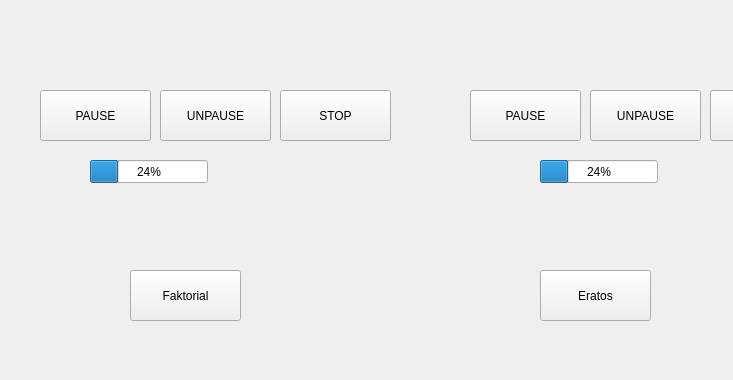
First picture: the form in mainwindow.ui, repository filipmiskarik/multithrads, before the edit; both pictures show x 0 to 733 and y 0 to 380 of the 834 by 600 pixel window.
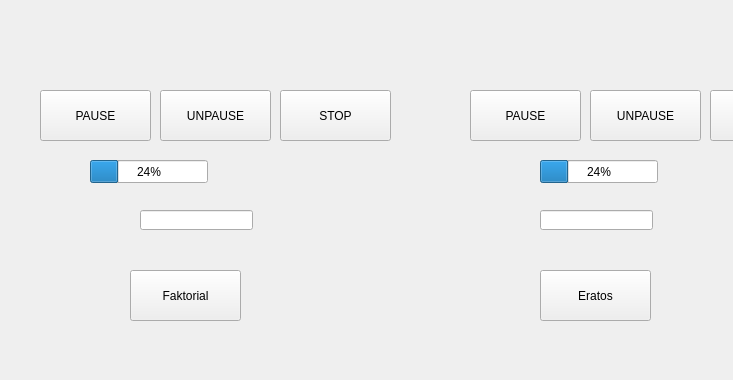
Second picture: the form after the edit.

```diff
--- a/mainwindow.ui
+++ b/mainwindow.ui
@@ -170,6 +170,26 @@
      <string>Otevri vysledky</string>
     </property>
    </widget>
+   <widget class="QLineEdit" name="lineEditFact">
+    <property name="geometry">
+     <rect>
+      <x>140</x>
+      <y>210</y>
+      <width>113</width>
+      <height>20</height>
+     </rect>
+    </property>
+   </widget>
+   <widget class="QLineEdit" name="lineEditEratos">
+    <property name="geometry">
+     <rect>
+      <x>540</x>
+      <y>210</y>
+      <width>113</width>
+      <height>20</height>
+     </rect>
+    </property>
+   </widget>
   </widget>
   <widget class="QMenuBar" name="menubar">
    <property name="geometry">
```
